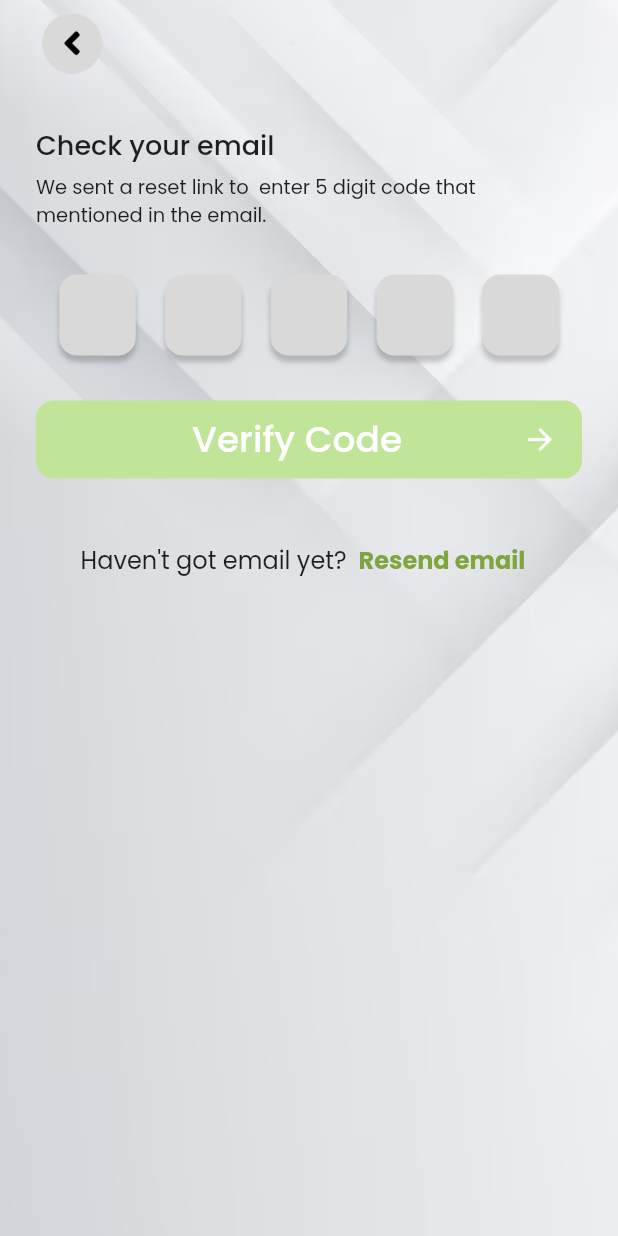
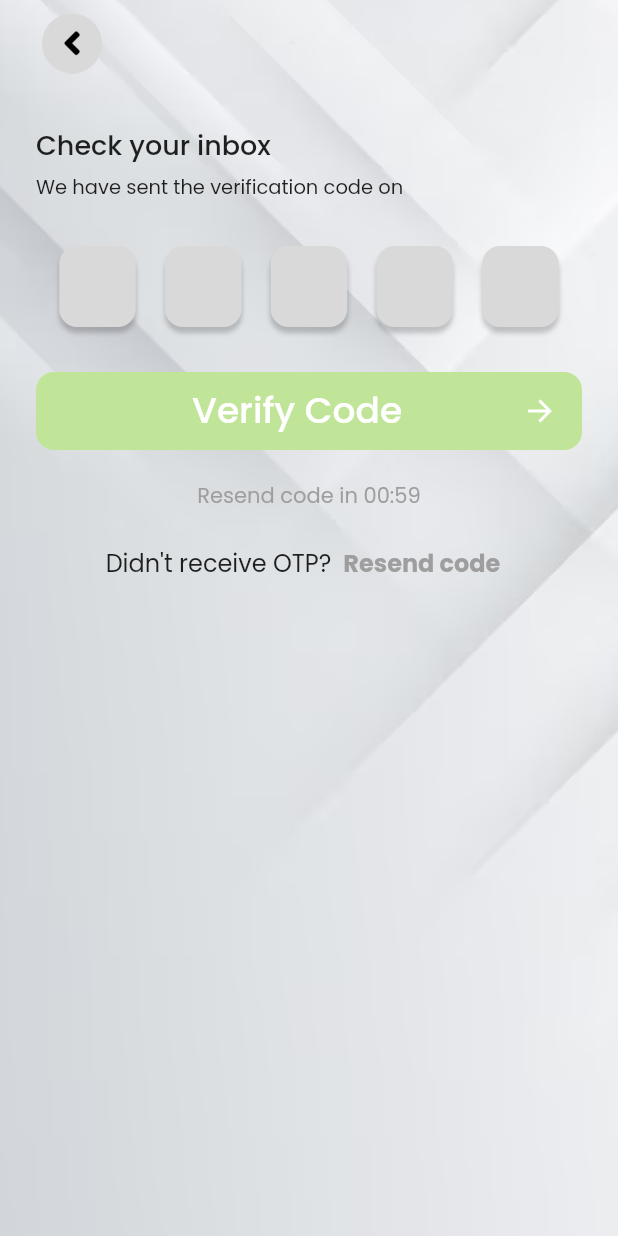
Before and after one commit to wasii/z-loyalty, a Flutter app: the EnterOTPPage screen opened directly with empty values, on a phone screen of 412 x 824 dp. Run offline on Flutter 3.47's test engine with Material 3 defaults, Android fonts, the light colour scheme and no system bars; our stand-ins replace dio, google_fonts, shared_preferences; accounts and stored records are empty.

Commit message:
loader widget initiated

```diff
--- a/lib/pages/authentication/otp_screen/enter_otp_page.dart
+++ b/lib/pages/authentication/otp_screen/enter_otp_page.dart
@@ -1,13 +1,17 @@
+import 'dart:async';
 import 'package:flutter/material.dart';
 import 'package:google_fonts/google_fonts.dart';
 import 'package:loyalty_program/components/constants.dart';
 import 'package:loyalty_program/components/custom_otp_fields.dart';
 import 'package:loyalty_program/components/custom_primary_button.dart';
+import 'package:loyalty_program/components/loader.dart';
+import 'package:loyalty_program/models/send_otp_model.dart';
+import 'package:loyalty_program/network/api_service.dart';
 import 'package:loyalty_program/pages/authentication/update_password/update_new_password.dart';
 
 class EnterOTPPage extends StatefulWidget {
-  final String email;
-  const EnterOTPPage({super.key, required this.email});
+  final String phoneNumber;
+  const EnterOTPPage({super.key, required this.phoneNumber});
 
   @override
   State<EnterOTPPage> createState() => _EnterOTPPageState();
@@ -15,17 +19,48 @@
 
 class _EnterOTPPageState extends State<EnterOTPPage> {
   bool isButtonEnabled = false;
+  bool isLoading = false;
+  int secondsRemaining = 60;
+  Timer? _timer;
+  bool isResendEnabled = false;
+
+  @override
+  void initState() {
+    super.initState();
+    _startResendTimer();
+  }
+
+  void _startResendTimer() {
+    setState(() {
+      isResendEnabled = false;
+      secondsRemaining = 60;
+    });
+
+    _timer?.cancel();
+    _timer = Timer.periodic(Duration(seconds: 1), (timer) {
+      if (secondsRemaining == 0) {
+        timer.cancel();
+        setState(() {
+          isResendEnabled = true;
+        });
+      } else {
+        setState(() {
+          secondsRemaining--;
+        });
+      }
+    });
+  }
 
   void handleOTPChanged(String code) {
-    if (code.length == 5) {
-      setState(() {
-        isButtonEnabled = true;
-      });
-    } else {
-      setState(() {
-        isButtonEnabled = false;
-      });
-    }
+    setState(() {
+      isButtonEnabled = code.length == 5;
+    });
+  }
+
+  @override
+  void dispose() {
+    _timer?.cancel();
+    super.dispose();
   }
 
   @override
@@ -56,13 +91,12 @@
                         Navigator.pop(context);
                       },
                       style: ElevatedButton.styleFrom(
-                        padding: EdgeInsets.zero, // No extra padding
+                        padding: EdgeInsets.zero,
                         backgroundColor: Colors.transparent,
                         shadowColor: Colors.transparent,
                         elevation: 0,
-                        shape:
-                            const CircleBorder(), // optional: makes it circular
-                        minimumSize: Size(40, 40), // Make it same as image size
+                        shape: const CircleBorder(),
+                        minimumSize: Size(40, 40),
                       ),
                       child: Image.asset(
                         '${kIconFolder}back_button.png',
@@ -72,7 +106,7 @@
                   ),
                   SizedBox(height: 30),
                   Text(
-                    "Check your email",
+                    "Check your inbox",
                     style: GoogleFonts.poppins(
                       textStyle: TextStyle(
                         fontSize: 18,
@@ -83,20 +117,16 @@
                   SizedBox(height: 5),
                   Text.rich(
                     TextSpan(
-                      text: 'We sent a reset link to ',
+                      text: 'We have sent the verification code on ',
                       style: GoogleFonts.poppins(
                         textStyle: TextStyle(fontSize: 13),
                       ),
                       children: [
                         TextSpan(
-                          text: widget.email,
+                          text: widget.phoneNumber,
                           style: GoogleFonts.poppins(
                             textStyle: TextStyle(fontWeight: FontWeight.bold),
                           ),
-                        ),
-                        TextSpan(
-                          text:
-                              ' enter 5 digit code that mentioned in the email.',
                         ),
                       ],
                     ),
@@ -122,25 +152,45 @@
                       );
                     },
                   ),
-                  SizedBox(height: 30),
+                  SizedBox(height: 20),
+                  Center(
+                    child: Text(
+                      isResendEnabled
+                          ? "You can now resend the code."
+                          : "Resend code in 00:${secondsRemaining.toString().padLeft(2, '0')}",
+                      style: GoogleFonts.poppins(
+                        textStyle: const TextStyle(
+                          fontSize: 14,
+                          color: Colors.grey,
+                        ),
+                      ),
+                    ),
+                  ),
+                  SizedBox(height: 10),
                   Row(
                     mainAxisAlignment: MainAxisAlignment.center,
                     children: [
                       Text(
-                        "Haven't got email yet?",
+                        "Didn't receive OTP?",
                         style: GoogleFonts.poppins(
                           textStyle: const TextStyle(fontSize: 16),
                         ),
                       ),
                       TextButton(
-                        onPressed: () {},
+                        onPressed: isResendEnabled
+                            ? () {
+                                resendOTP();
+                              }
+                            : null,
                         child: Text(
-                          "Resend email",
+                          "Resend code",
                           style: GoogleFonts.poppins(
                             textStyle: TextStyle(
                               fontSize: 16,
                               fontWeight: FontWeight.bold,
-                              color: kPrimaryColor,
+                              color: isResendEnabled
+                                  ? kPrimaryColor
+                                  : Colors.grey,
                             ),
                           ),
                         ),
@@ -151,8 +201,65 @@
               ),
             ),
           ),
+          if (isLoading) Loader(),
         ],
       ),
     );
   }
+
+  void resendOTP() async {
+    FocusScope.of(context).unfocus();
+    setState(() => isLoading = true);
+
+    try {
+      final api = ApiService();
+
+      final response = await api.request(
+        path: SendOTP,
+        type: RequestType.post,
+        data: {'username': widget.phoneNumber},
+        useFormData: true,
+      );
+
+      final json = response.data;
+      final model = SendOTPModel.fromJson(json);
+
+      if (model.error == 0) {
+        _startResendTimer();
+      } else {
+        // Show error alert from response message
+        showDialog(
+          context: context,
+          builder: (_) => AlertDialog(
+            title: const Text("Resend OTP Failed"),
+            content: Text(model.message),
+            actions: [
+              TextButton(
+                onPressed: () {
+                  Navigator.pop(context);
+                },
+                child: const Text("OK"),
+              ),
+            ],
+          ),
+        );
+      }
+    } catch (e) {
+      showDialog(
+        context: context,
+        builder: (_) => AlertDialog(
+          title: const Text("Sent OTP Failed"),
+          content: Text(e.toString()),
+          actions: [
+            TextButton(
+              onPressed: () => Navigator.pop(context),
+              child: const Text("OK"),
+            ),
+          ],
+        ),
+      );
+    } finally {
+      setState(() => isLoading = false);
+    }
+  }
 }
```
Also changed, not shown: lib/components/loader.dart (added, +15 -0 lines), lib/pages/authentication/forget_password/forget_password_page.dart (+4 -13 lines).
